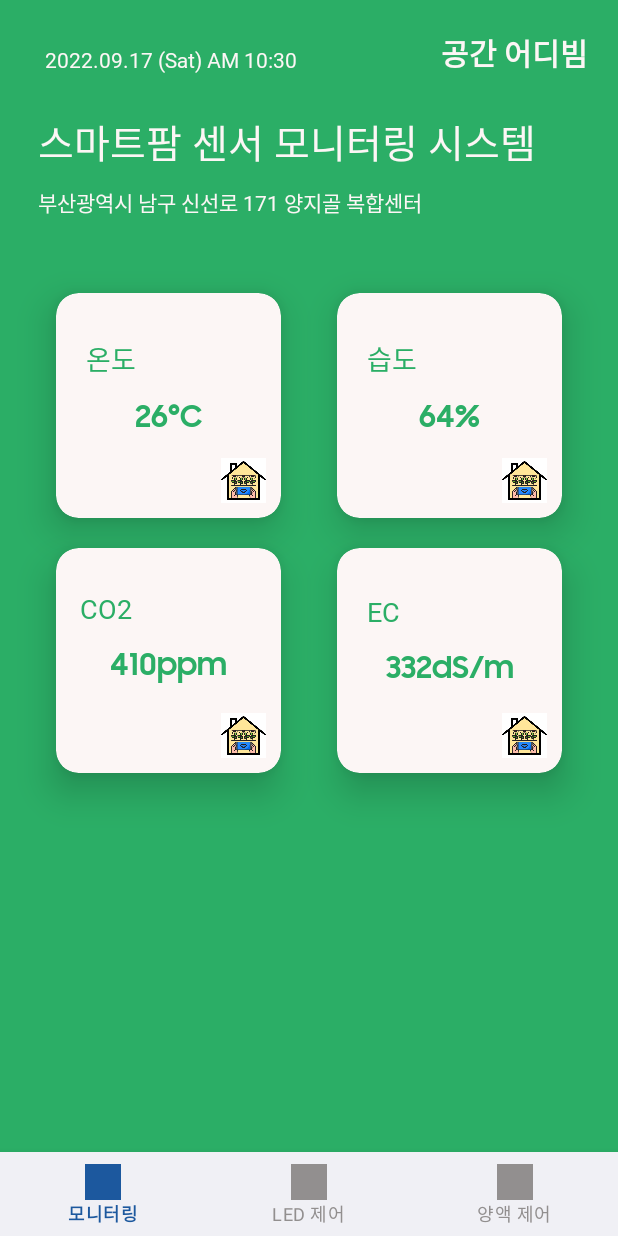
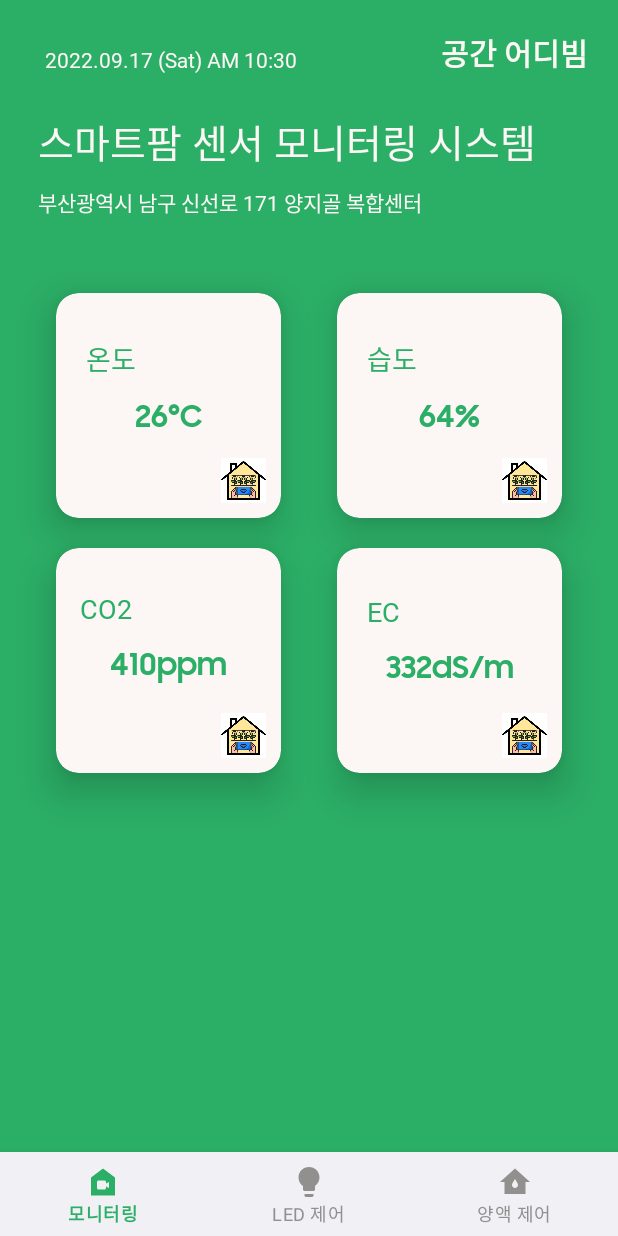
Before and after one commit to jeongjaino/Gonggan_WhereBeam, an Android app: the screen it shows after launch (MainActivity), on a phone screen of 412 x 824 dp. Run offline under Robolectric (Android 15) with nearby library versions, the phone set to English and light mode, and no system bars; our stand-ins replace Dagger/Hilt's generated code, navigation-ui; 1 statement that could not run was skipped.

Commit message:
Chore : add icon image, update bottom bar image

```diff
--- a/app/src/main/res/drawable/bottom_bar_color.xml
+++ b/app/src/main/res/drawable/bottom_bar_color.xml
@@ -1,7 +1,7 @@
 <?xml version="1.0" encoding="utf-8"?>
 <selector xmlns:android="http://schemas.android.com/apk/res/android">
     <item android:state_checked="true"
-        android:color="#1C589E" />
+        android:color="@color/green" />
     <item android:state_checked="false"
         android:color="#928F8F" />
 </selector>
--- /dev/null
+++ b/app/src/main/res/drawable/ic_baseline_camera_indoor_24.xml
@@ -0,0 +1,5 @@
+<vector android:height="24dp" android:tint="#FFFFFF"
+    android:viewportHeight="24" android:viewportWidth="24"
+    android:width="24dp" xmlns:android="http://schemas.android.com/apk/res/android">
+    <path android:fillColor="@android:color/white" android:pathData="M12,3L4,9v12h16V9L12,3zM16,16.06L14,15v1c0,0.55 -0.45,1 -1,1H9c-0.55,0 -1,-0.45 -1,-1v-4c0,-0.55 0.45,-1 1,-1h4c0.55,0 1,0.45 1,1v1l2,-1.06V16.06z"/>
+</vector>
--- /dev/null
+++ b/app/src/main/res/drawable/ic_baseline_lightbulb_24.xml
@@ -0,0 +1,5 @@
+<vector android:height="24dp" android:tint="#FFFFFF"
+    android:viewportHeight="24" android:viewportWidth="24"
+    android:width="24dp" xmlns:android="http://schemas.android.com/apk/res/android">
+    <path android:fillColor="@android:color/white" android:pathData="M9,21c0,0.5 0.4,1 1,1h4c0.6,0 1,-0.5 1,-1v-1L9,20v1zM12,2C8.1,2 5,5.1 5,9c0,2.4 1.2,4.5 3,5.7L8,17c0,0.5 0.4,1 1,1h6c0.6,0 1,-0.5 1,-1v-2.3c1.8,-1.3 3,-3.4 3,-5.7 0,-3.9 -3.1,-7 -7,-7z"/>
+</vector>
--- /dev/null
+++ b/app/src/main/res/drawable/ic_baseline_water_damage_24.xml
@@ -0,0 +1,5 @@
+<vector android:height="24dp" android:tint="#FFFFFF"
+    android:viewportHeight="24" android:viewportWidth="24"
+    android:width="24dp" xmlns:android="http://schemas.android.com/apk/res/android">
+    <path android:fillColor="@android:color/white" android:pathData="M12,3L2,12h3v8h14v-8h3L12,3zM12,16c-1.1,0 -2,-0.9 -2,-2c0,-1.1 2,-4 2,-4s2,2.9 2,4C14,15.1 13.1,16 12,16z"/>
+</vector>
--- a/app/src/main/res/layout/fragment_sensor_state.xml
+++ b/app/src/main/res/layout/fragment_sensor_state.xml
@@ -4,7 +4,7 @@
     xmlns:tools="http://schemas.android.com/tools"
     android:layout_width="match_parent"
     android:layout_height="match_parent"
-    android:background="#2BAE66"
+    android:background="@color/green"
     tools:context=".presentation.ui.MainActivity">
 
     <androidx.cardview.widget.CardView
@@ -12,7 +12,7 @@
         android:layout_width="150dp"
         android:layout_height="150dp"
         android:layout_marginTop="50dp"
-        app:cardBackgroundColor="#FCF6F5"
+        app:cardBackgroundColor="@color/ivory"
         app:cardCornerRadius="15dp"
         app:cardElevation="15dp"
         app:layout_constraintEnd_toStartOf="@+id/cardView"
@@ -42,7 +42,7 @@
                 android:layout_marginStart="20dp"
                 android:layout_marginTop="30dp"
                 android:fontFamily="@font/s400"
-                android:textColor="#2BAE66"
+                android:textColor="@color/green"
                 android:text="온도"
                 android:textSize="18sp"
                 app:layout_constraintStart_toStartOf="parent"
@@ -54,7 +54,7 @@
                 android:layout_height="wrap_content"
                 android:layout_marginTop="10dp"
                 android:fontFamily="@font/sbold"
-                android:textColor="#2BAE66"
+                android:textColor="@color/green"
                 android:text="26°C"
                 android:textSize="20sp"
                 app:layout_constraintEnd_toEndOf="parent"
@@ -69,7 +69,7 @@
         android:layout_width="150dp"
         android:layout_height="150dp"
         android:layout_marginTop="20dp"
-        app:cardBackgroundColor="#FCF6F5"
+        app:cardBackgroundColor="@color/ivory"
         app:cardCornerRadius="15dp"
         app:cardElevation="15dp"
         app:layout_constraintEnd_toEndOf="parent"
@@ -100,7 +100,7 @@
                 android:layout_marginTop="30dp"
                 android:fontFamily="@font/s400"
                 android:text="EC"
-                android:textColor="#2BAE66"
+                android:textColor="@color/green"
                 android:textSize="18sp"
                 app:layout_constraintStart_toStartOf="parent"
                 app:layout_constraintTop_toTopOf="parent" />
@@ -112,7 +112,7 @@
                 android:layout_marginTop="10dp"
                 android:fontFamily="@font/sbold"
                 android:text="332dS/m"
-                android:textColor="#2BAE66"
+                android:textColor="@color/green"
                 android:textSize="20sp"
                 app:layout_constraintEnd_toEndOf="parent"
                 app:layout_constraintStart_toStartOf="parent"
@@ -126,7 +126,7 @@
         android:layout_width="150dp"
         android:layout_height="150dp"
         android:layout_marginTop="20dp"
-        app:cardBackgroundColor="#FCF6F5"
+        app:cardBackgroundColor="@color/ivory"
         app:cardCornerRadius="15dp"
         app:cardElevation="15dp"
         app:layout_constraintEnd_toStartOf="@+id/cardView3"
@@ -157,7 +157,7 @@
                 android:layout_marginTop="28dp"
                 android:fontFamily="@font/s400"
                 android:text="CO2"
-                android:textColor="#2BAE66"
+                android:textColor="@color/green"
                 android:textSize="18sp"
                 app:layout_constraintStart_toStartOf="parent"
                 app:layout_constraintTop_toTopOf="parent" />
@@ -169,7 +169,7 @@
                 android:layout_marginTop="10dp"
                 android:fontFamily="@font/sbold"
                 android:text="410ppm"
-                android:textColor="#2BAE66"
+                android:textColor="@color/green"
                 android:textSize="20sp"
                 app:layout_constraintEnd_toEndOf="parent"
                 app:layout_constraintStart_toStartOf="parent"
@@ -184,7 +184,7 @@
         android:layout_height="150dp"
         android:layout_marginTop="50dp"
         app:layout_constraintEnd_toEndOf="parent"
-        app:cardBackgroundColor="#FCF6F5"
+        app:cardBackgroundColor="@color/ivory"
         app:cardCornerRadius="15dp"
         app:cardElevation="15dp"
         app:layout_constraintStart_toEndOf="@+id/cardView2"
@@ -212,7 +212,7 @@
                 android:layout_marginTop="10dp"
                 android:fontFamily="@font/sbold"
                 android:text="64%"
-                android:textColor="#2BAE66"
+                android:textColor="@color/green"
                 android:textSize="20sp"
                 app:layout_constraintEnd_toEndOf="parent"
                 app:layout_constraintStart_toStartOf="parent"
@@ -225,7 +225,7 @@
                 android:layout_marginStart="20dp"
                 android:layout_marginTop="30dp"
                 android:fontFamily="@font/s400"
-                android:textColor="#2BAE66"
+                android:textColor="@color/green"
                 android:text="습도"
                 android:textSize="18sp"
                 app:layout_constraintStart_toStartOf="parent"
@@ -242,7 +242,7 @@
         android:layout_marginEnd="20dp"
         android:fontFamily="@font/sbold"
         android:text="공간 어디빔"
-        android:textColor="#FCF6F5"
+        android:textColor="@color/ivory"
         android:textSize="20sp"
         app:layout_constraintEnd_toEndOf="parent"
         app:layout_constraintTop_toTopOf="parent" />
@@ -267,7 +267,7 @@
         android:layout_marginTop="25dp"
         android:fontFamily="@font/s700"
         android:text="스마트팜 센서 모니터링 시스템"
-        android:textColor="#FCF6F5"
+        android:textColor="@color/ivory"
         android:textSize="26sp"
         app:layout_constraintStart_toStartOf="parent"
         app:layout_constraintTop_toBottomOf="@+id/currentTimeTextVIew" />
@@ -279,7 +279,7 @@
         android:layout_marginTop="10dp"
         android:fontFamily="@font/s400"
         android:text="부산광역시 남구 신선로 171 양지골 복합센터"
-        android:textColor="#FCF6F5"
+        android:textColor="@color/ivory"
         app:layout_constraintStart_toStartOf="@+id/textView4"
         app:layout_constraintTop_toBottomOf="@+id/textView4" />
 
--- a/app/src/main/res/menu/bottom_bar_menu.xml
+++ b/app/src/main/res/menu/bottom_bar_menu.xml
@@ -2,17 +2,17 @@
 <menu xmlns:android="http://schemas.android.com/apk/res/android">
     <item
         android:id="@+id/sensorStateFragment"
-        android:icon="@drawable/gonggan_icon"
+        android:icon="@drawable/ic_baseline_camera_indoor_24"
         android:enabled="true"
         android:title="모니터링" />
     <item
         android:id="@+id/ledControlFragment"
-        android:icon="@drawable/gonggan_icon"
+        android:icon="@drawable/ic_baseline_lightbulb_24"
         android:enabled="true"
         android:title="LED 제어"/>
     <item
         android:id="@+id/phControlFragment"
-        android:icon="@drawable/gonggan_icon"
+        android:icon="@drawable/ic_baseline_water_damage_24"
         android:enabled="true"
         android:title="양액 제어" />
 </menu>
--- a/app/src/main/res/values/colors.xml
+++ b/app/src/main/res/values/colors.xml
@@ -7,4 +7,6 @@
     <color name="teal_700">#FF018786</color>
     <color name="black">#FF000000</color>
     <color name="white">#FFFFFFFF</color>
+    <color name="green">#2BAE66</color>
+    <color name="ivory">#FCF6F5</color>
 </resources>
```
